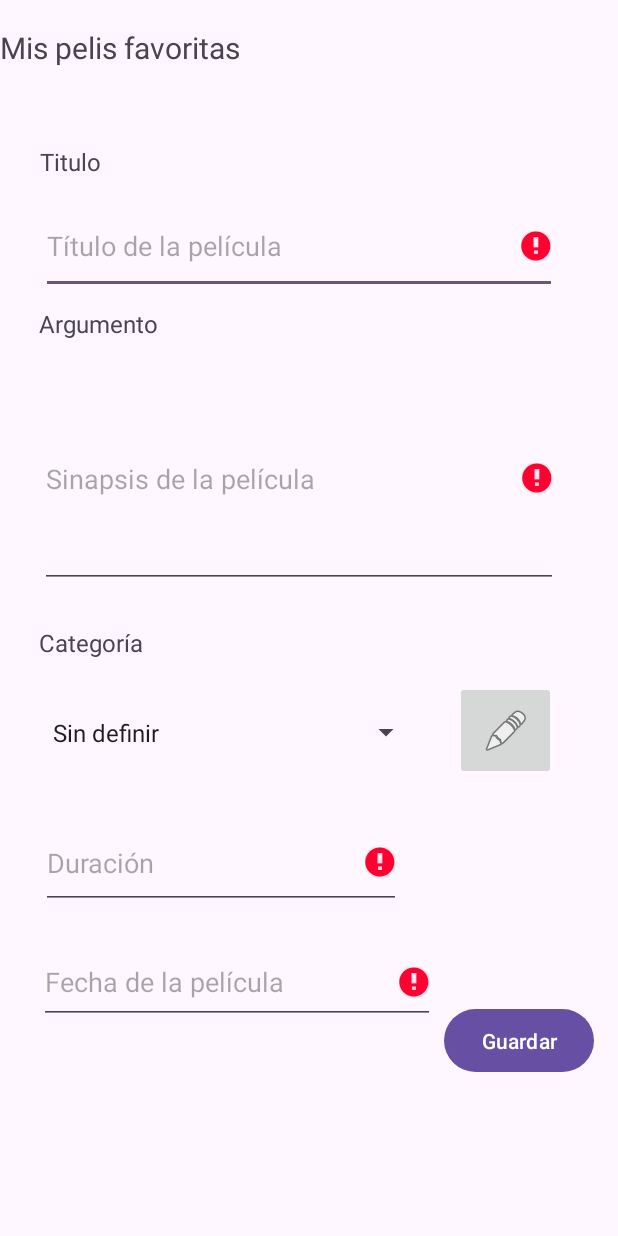
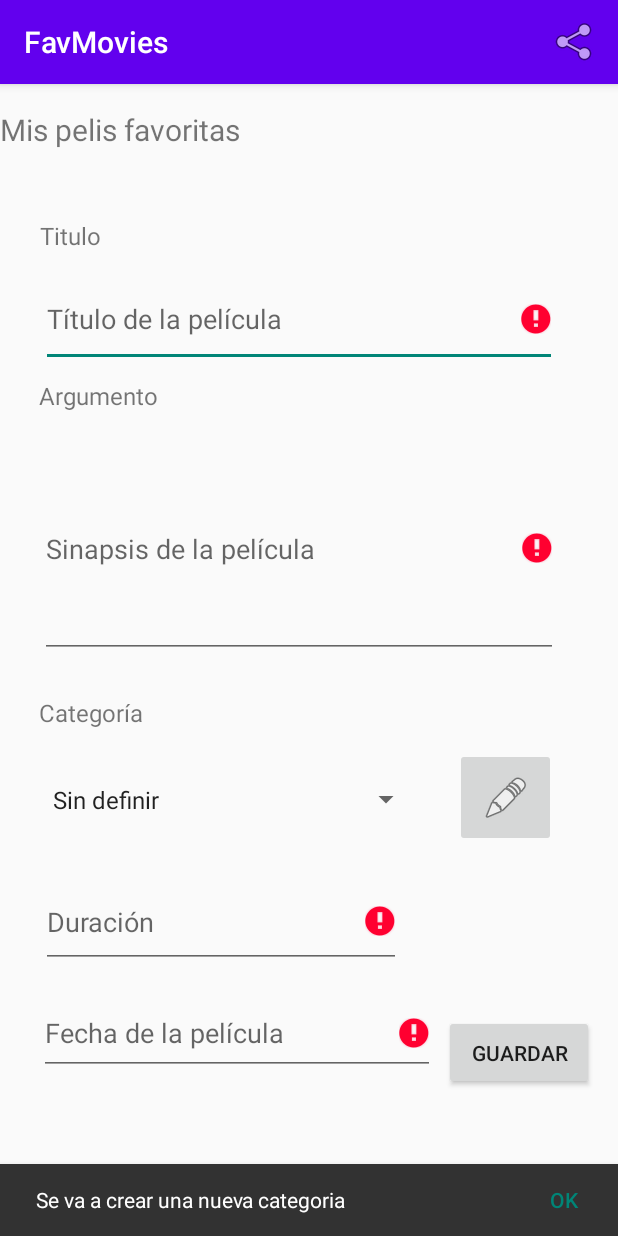
Before and after one commit to Pablo-ArgF/SDM-favMovies, an Android app: the screen it shows after launch (MainActivity), after a tap on "Editar", on a phone screen of 412 x 824 dp. Run offline under Robolectric (Android 15) with nearby library versions, the phone set to English and light mode, and no system bars; 1 other tap on this screen came first.

```diff
--- a/app/src/main/AndroidManifest.xml
+++ b/app/src/main/AndroidManifest.xml
@@ -10,8 +10,11 @@
         android:label="@string/app_name"
         android:roundIcon="@mipmap/ic_launcher_round"
         android:supportsRtl="true"
-        android:theme="@style/Theme.FavMovies"
+        android:theme="@style/appTheme"
         tools:targetApi="31">
+        <activity
+            android:name=".CategoriasActivity"
+            android:exported="false" />
         <activity
             android:name=".MainActivity"
             android:exported="true">
--- a/app/src/main/java/com/example/favmovies/MainActivity.java
+++ b/app/src/main/java/com/example/favmovies/MainActivity.java
@@ -1,8 +1,13 @@
 package com.example.favmovies;
 
+import androidx.annotation.NonNull;
 import androidx.appcompat.app.AppCompatActivity;
 
+import android.content.Intent;
 import android.os.Bundle;
+import android.util.Log;
+import android.view.Menu;
+import android.view.MenuItem;
 import android.view.View;
 import android.widget.ArrayAdapter;
 import android.widget.Button;
@@ -23,9 +28,15 @@ import java.util.Date;
 
 public class MainActivity extends AppCompatActivity {
 
+    public static final String POS_CATEGORIA_SELECCIONADA = " ";
+    public static final int GESTION_CATEOGIRA = 1;
+    public static final String CATEGORIA_SELECCIONADA = "categoria_seleccionada";
+    public static final String CATEGORIA_MODIFICADA = "categoría_modificada";
+
     private Snackbar msgCreaCategoria;
     private Spinner spinner;
     private ArrayList<Categoria> listaCategorias;
+    private boolean creandoCategoria = false;
 
     @Override
     protected void onCreate(Bundle savedInstanceState) {
@@ -50,20 +61,40 @@ public class MainActivity extends AppCompatActivity {
         //boton de edicion
         ImageButton btnEdit = findViewById(R.id.EditarBoton);
         btnEdit.setOnClickListener(new View.OnClickListener(){
-
             @Override
             public void onClick(View view) {
                 Spinner spinner = findViewById(R.id.SpinnerCategoría);
                 if(spinner.getSelectedItemPosition() == 0){ //si esta sin categoria
-                    //TODO acabar esto en la clase
-                    /*msgCreaCategoria = Snackbar.make(findViewById(R.id.layoutPrincipal),
-                            R.string.msg_crearcategoria,Snackbar.LENGTH_LONG);*/
+                    msgCreaCategoria = Snackbar.make(findViewById(R.id.layoutPrincipal),
+                            R.string.msg_crearcategoria,Snackbar.LENGTH_LONG);
                 }
                 else {
                     //TODO acabar esto en la clase
                     /*msgCreaCategoria = Snackbar.make(findViewById(R.id.layoutPrincipal),
                             R.string.msg_crear,Snackbar.LENGTH_LONG);*/
                 }
+
+
+                msgCreaCategoria.setAction(android.R.string.cancel, new View.OnClickListener() {
+                    @Override
+                    public void onClick(View view) {
+                        Snackbar.make(findViewById(R.id.layoutPrincipal),"Accion cancelada",
+                                Snackbar.LENGTH_LONG).show();
+                    }
+                });
+
+                //accion de crear una categoria
+                msgCreaCategoria.setAction(android.R.string.ok, new View.OnClickListener(){
+                    @Override
+                    public void onClick(View view) {
+                        Snackbar.make(findViewById(R.id.layoutPrincipal),"Accion realizada",
+                                Snackbar.LENGTH_LONG).show();
+                        modificarCategoria();
+                    }
+
+                });
+                //IMPORTANTE para ver el snackbar
+                msgCreaCategoria.show();
             }
         });
 
@@ -75,6 +106,45 @@ public class MainActivity extends AppCompatActivity {
         introListaSpinner(spinner,listaCategorias);
 
 
+    }
+
+    private void modificarCategoria(){
+        // En el intent pasamos datos de una categoria a otra
+        Intent categoriaIntent = new Intent(MainActivity.this, CategoriasActivity.class);
+        // Lanza activity categoria sin pasarle niguna categoria primero
+        // startActivity(categoriaIntent);
+
+        Log.i("Posicion Categoría Seleccionada Spinner", spinner.getSelectedItemPosition() + " ");
+        categoriaIntent.putExtra(POS_CATEGORIA_SELECCIONADA, spinner.getSelectedItemPosition());
+
+        creandoCategoria = true;
+        if (spinner.getSelectedItemPosition() > 0) {
+            creandoCategoria = false;
+            categoriaIntent.putExtra(CATEGORIA_SELECCIONADA, listaCategorias.get(spinner.getSelectedItemPosition() - 1));
+        }
+
+        // lanzamos activity para gestion cateogria esperando por un resultado
+        startActivityForResult(categoriaIntent, GESTION_CATEOGIRA);
+    }
+
+    @Override
+    public boolean onCreateOptionsMenu(Menu menu) {
+        getMenuInflater().inflate(R.menu.menu,menu);
+        return super.onCreateOptionsMenu(menu);
+    }
+
+    @Override
+    public boolean onOptionsItemSelected(@NonNull MenuItem item) {
+        return false; //TODO acabar esto en clase
+        /*if(item.getItemId() == R.id.Compartir){
+            Conexion conexion = new Conexion(getApplicationContext());
+            if(conexion.compruebaConexion()){
+                compartirPeli();
+            }
+            else Toast.makeText(getApplicationContext(),
+                    "No se ha establecido la la conexino. Comprueba tu conexion",Toast.LENGTH_LONG).show();
+        }
+        return super.onOptionsItemSelected(item);*/
     }
 
     private void introListaSpinner(Spinner spinner, ArrayList<Categoria> listaCategorias){
--- /dev/null
+++ b/app/src/main/res/menu/menu.xml
@@ -0,0 +1,10 @@
+<?xml version="1.0" encoding="utf-8"?>
+<menu xmlns:app="http://schemas.android.com/apk/res-auto"
+    xmlns:android="http://schemas.android.com/apk/res/android">
+    <item
+        android:id="@+id/Compartir"
+        android:icon="@android:drawable/ic_menu_share"
+        android:title="Compartir"
+        app:showAsAction="ifRoom"/>
+    <!-- ifRoom muestra el icono si hay espacio, si no, muestra el titulo -->
+</menu>
--- a/app/src/main/res/values/themes.xml
+++ b/app/src/main/res/values/themes.xml
@@ -6,4 +6,9 @@
     </style>
 
     <style name="Theme.FavMovies" parent="Base.Theme.FavMovies" />
+    <style name="appTheme" parent="Theme.AppCompat.Light.DarkActionBar">
+        <item name="colorPrimary">@color/design_default_color_primary </item>
+        <item name="colorPrimaryDark">@color/design_default_color_primary </item>
+
+    </style>
 </resources>
```
Also changed, not shown: app/src/main/java/com/example/favmovies/CategoriasActivity.java (added, +71 -0 lines), app/src/main/java/com/example/favmovies/modelo/Categoria.java (+33 -1 lines), app/src/main/res/layout/activity_categoria.xml (added, +100 -0 lines), app/src/main/res/values/strings.xml (+10 -0 lines).
